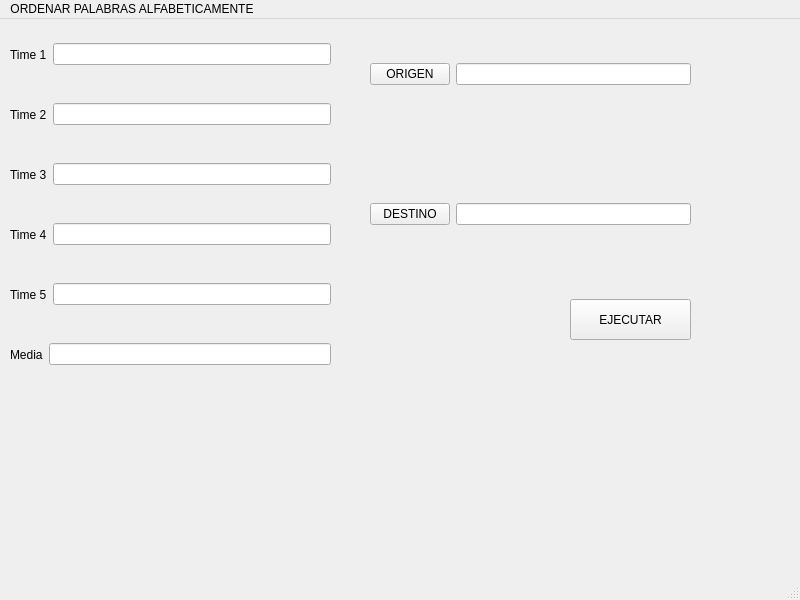
Before: the Qt Designer form banco_pruebas/ordenarpalabraswindow.ui in idoceb00/Banco-Pruebas-ARCO, drawn with Qt 5.
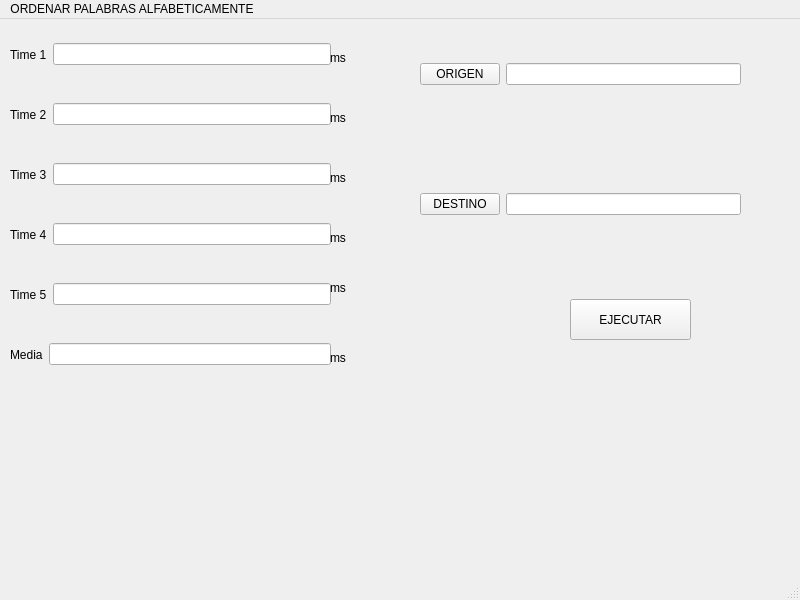
After: the same form once the commit is applied.

```diff
--- a/banco_pruebas/ordenarpalabraswindow.ui
+++ b/banco_pruebas/ordenarpalabraswindow.ui
@@ -186,7 +186,7 @@
    <widget class="QWidget" name="horizontalLayoutWidget_7">
     <property name="geometry">
      <rect>
-      <x>370</x>
+      <x>420</x>
       <y>10</y>
       <width>321</width>
       <height>91</height>
@@ -212,8 +212,8 @@
    <widget class="QWidget" name="horizontalLayoutWidget_8">
     <property name="geometry">
      <rect>
-      <x>370</x>
-      <y>150</y>
+      <x>420</x>
+      <y>140</y>
       <width>321</width>
       <height>91</height>
      </rect>
@@ -235,6 +235,84 @@
      </item>
     </layout>
    </widget>
+   <widget class="QLabel" name="label_7">
+    <property name="geometry">
+     <rect>
+      <x>330</x>
+      <y>30</y>
+      <width>67</width>
+      <height>17</height>
+     </rect>
+    </property>
+    <property name="text">
+     <string>ms</string>
+    </property>
+   </widget>
+   <widget class="QLabel" name="label_8">
+    <property name="geometry">
+     <rect>
+      <x>330</x>
+      <y>90</y>
+      <width>67</width>
+      <height>17</height>
+     </rect>
+    </property>
+    <property name="text">
+     <string>ms</string>
+    </property>
+   </widget>
+   <widget class="QLabel" name="label_9">
+    <property name="geometry">
+     <rect>
+      <x>330</x>
+      <y>150</y>
+      <width>67</width>
+      <height>17</height>
+     </rect>
+    </property>
+    <property name="text">
+     <string>ms</string>
+    </property>
+   </widget>
+   <widget class="QLabel" name="label_10">
+    <property name="geometry">
+     <rect>
+      <x>330</x>
+      <y>210</y>
+      <width>67</width>
+      <height>17</height>
+     </rect>
+    </property>
+    <property name="text">
+     <string>ms</string>
+    </property>
+   </widget>
+   <widget class="QLabel" name="label_11">
+    <property name="geometry">
+     <rect>
+      <x>330</x>
+      <y>260</y>
+      <width>67</width>
+      <height>17</height>
+     </rect>
+    </property>
+    <property name="text">
+     <string>ms</string>
+    </property>
+   </widget>
+   <widget class="QLabel" name="label_12">
+    <property name="geometry">
+     <rect>
+      <x>330</x>
+      <y>330</y>
+      <width>67</width>
+      <height>17</height>
+     </rect>
+    </property>
+    <property name="text">
+     <string>ms</string>
+    </property>
+   </widget>
   </widget>
   <widget class="QMenuBar" name="menubar">
    <property name="geometry">
```
